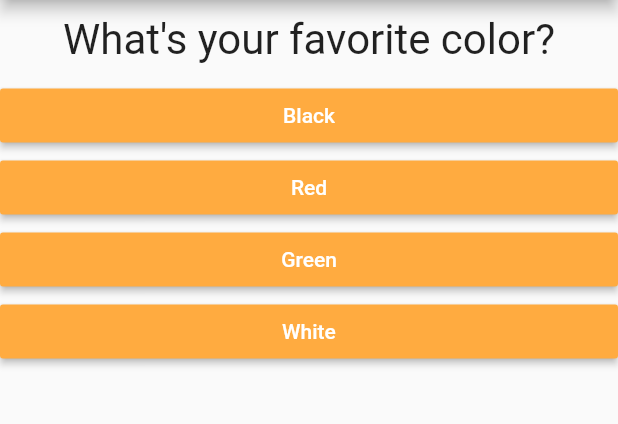
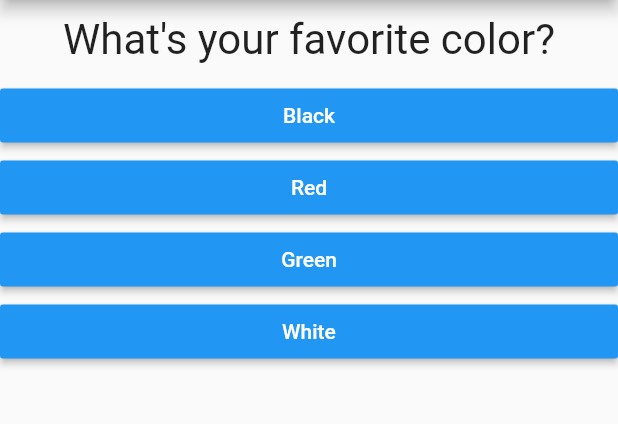
Before and after one commit to AntonEne/Quiz-app-flutter, a Flutter app: the screen it shows after launch, on a phone screen of 412 x 824 dp, the part 84-508 px from its top. Run offline on Flutter 3.47's test engine with Material 2 defaults, Android fonts, the phone set to English and light mode, and no system bars.

Commit message:
change color of buttons

```diff
--- a/lib/answer.dart
+++ b/lib/answer.dart
@@ -11,7 +11,7 @@ class Answer extends StatelessWidget {
     return Container(
       width: double.infinity,
       child: RaisedButton(
-        color: Colors.orangeAccent,
+        color: Colors.blue,
         textColor: Colors.white,
         child: Text(answerText),
         onPressed: selectHandler,
```
